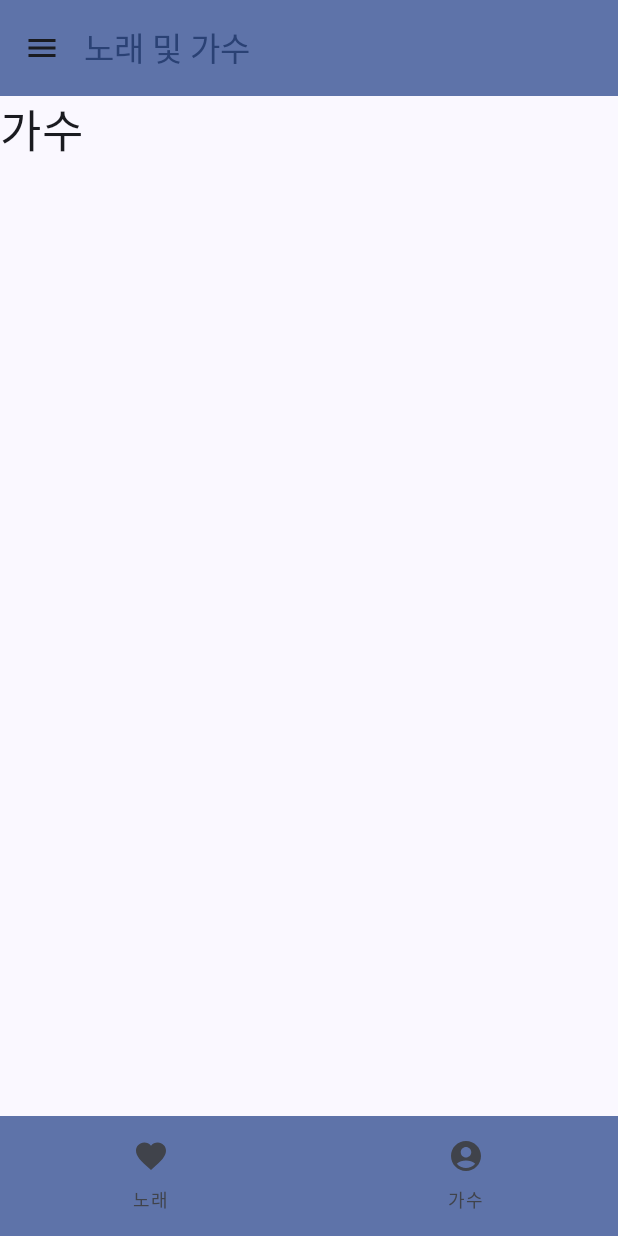
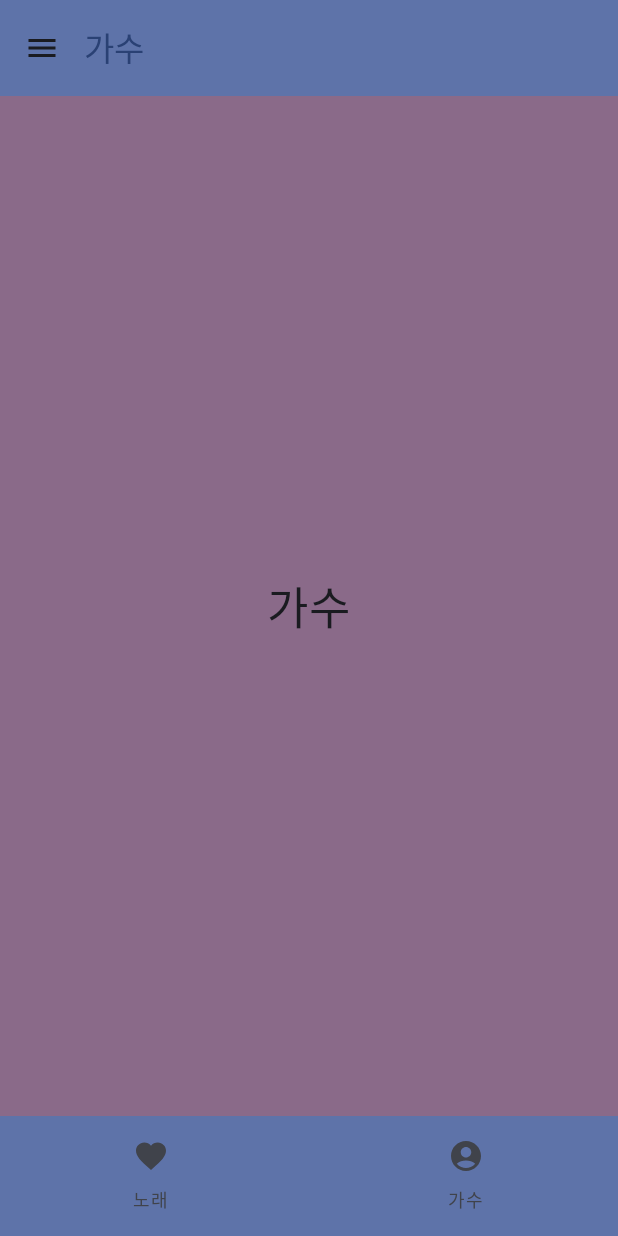
Before and after one commit to devbwoh/Jet13Drawer, an Android app built with Jetpack Compose: the SingerScreen screen opened through its navigation route, on a phone screen of 412 x 824 dp. Run offline under Robolectric (Android 15) with nearby library versions, the phone set to English and light mode, and no system bars.

```diff
--- a/app/src/main/java/kr/ac/kumoh/ce/prof01/jet13drawer/MainActivity.kt
+++ b/app/src/main/java/kr/ac/kumoh/ce/prof01/jet13drawer/MainActivity.kt
@@ -3,6 +3,9 @@ package kr.ac.kumoh.ce.prof01.jet13drawer
 import android.os.Bundle
 import androidx.activity.ComponentActivity
 import androidx.activity.compose.setContent
+import androidx.compose.foundation.background
+import androidx.compose.foundation.layout.Arrangement
+import androidx.compose.foundation.layout.Column
 import androidx.compose.foundation.layout.fillMaxSize
 import androidx.compose.foundation.layout.padding
 import androidx.compose.material.icons.Icons
@@ -27,7 +30,12 @@ import androidx.compose.material3.TopAppBar
 import androidx.compose.material3.TopAppBarDefaults
 import androidx.compose.material3.rememberDrawerState
 import androidx.compose.runtime.Composable
+import androidx.compose.runtime.getValue
+import androidx.compose.runtime.mutableStateOf
 import androidx.compose.runtime.rememberCoroutineScope
+import androidx.compose.runtime.saveable.rememberSaveable
+import androidx.compose.runtime.setValue
+import androidx.compose.ui.Alignment
 import androidx.compose.ui.Modifier
 import androidx.compose.ui.tooling.preview.Preview
 import androidx.compose.ui.unit.sp
@@ -62,10 +70,13 @@ fun MainScreen() {
 fun MainDrawer() {
     val drawerState = rememberDrawerState(
         initialValue = DrawerValue.Closed
-        //initialValue = DrawerValue.Open
     )
 
     val navController = rememberNavController()
+
+    var title by rememberSaveable {
+        mutableStateOf("노래")
+    }
 
     ModalNavigationDrawer(
         drawerState = drawerState,
@@ -78,7 +89,7 @@ fun MainDrawer() {
     ) {
         Scaffold(
             topBar = {
-                MainTopBar("노래 및 가수", drawerState)
+                MainTopBar(title, drawerState)
             },
             bottomBar = {
                 MainBottomNavigation {
@@ -94,9 +105,11 @@ fun MainDrawer() {
                     .fillMaxSize()
             ) {
                 composable("노래") {
+                    title = "노래"
                     SongScreen()
                 }
                 composable("가수") {
+                    title = "가수"
                     SingerScreen()
                 }
             }
@@ -200,12 +213,28 @@ fun MainBottomNavigation(onNavigate: (String) -> Unit) {
 
 @Composable
 fun SongScreen() {
-    Text("노래", fontSize = 30.sp)
+    Column(
+        Modifier
+            .fillMaxSize()
+            .background(MaterialTheme.colorScheme.secondaryContainer),
+        verticalArrangement = Arrangement.Center,
+        horizontalAlignment = Alignment.CenterHorizontally,
+    ) {
+        Text("노래", fontSize = 30.sp)
+    }
 }
 
 @Composable
 fun SingerScreen() {
-    Text("가수", fontSize = 30.sp)
+    Column(
+        Modifier
+            .fillMaxSize()
+            .background(MaterialTheme.colorScheme.tertiaryContainer),
+        verticalArrangement = Arrangement.Center,
+        horizontalAlignment = Alignment.CenterHorizontally,
+    ) {
+        Text("가수", fontSize = 30.sp)
+    }
 }
 
 @Preview(showBackground = true)
```
